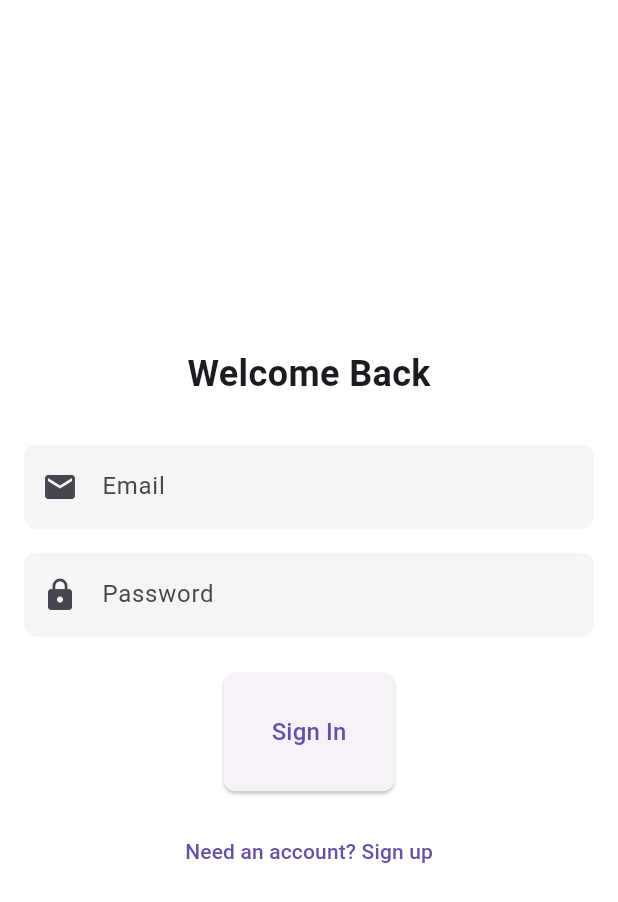
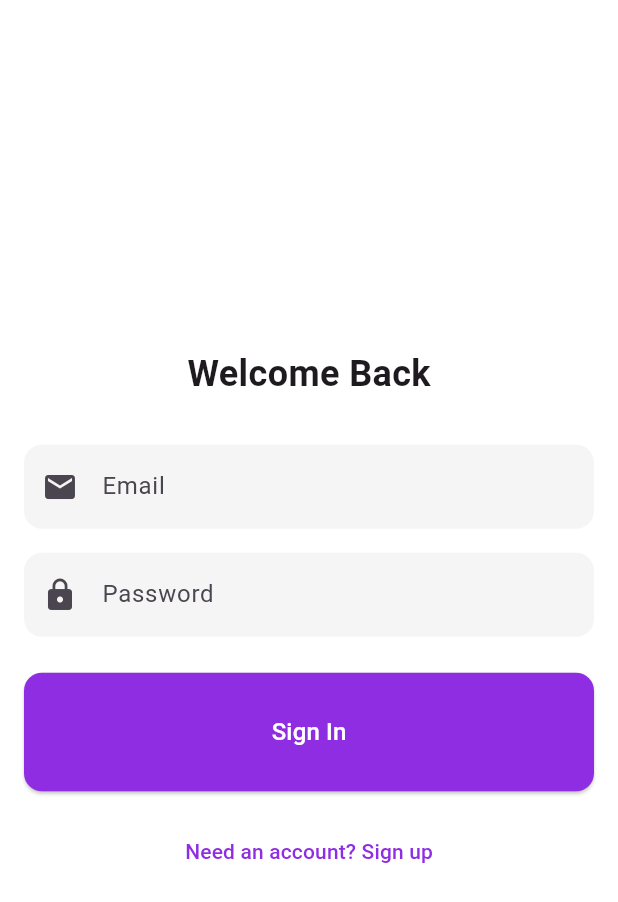
Before and after one commit to Pcdesai11/PawNetwork, a Flutter app: the screen it shows once a user with an empty profile is signed in, after a tap on the "logout" icon, on a phone screen of 412 x 824 dp. Shown: the top 902 px of the screen. Run offline on Flutter 3.47's test engine with Material 3 defaults, Android fonts, the phone set to English and light mode, and no system bars; our stand-ins replace firebase_auth, firebase_core, image_picker; accounts and stored records are empty; network calls fail.

Commit message:
made a few UI changes in main.dart and upgraded the dependencies in pubspec.yaml

```diff
--- a/lib/main.dart
+++ b/lib/main.dart
@@ -1,99 +1,82 @@
-// main.dart
 import 'package:flutter/foundation.dart';
 import 'package:flutter/material.dart';
 import 'package:firebase_core/firebase_core.dart';
 import 'package:firebase_auth/firebase_auth.dart';
-import 'package:pawnetwork/screens/community_feed_screen.dart';
-import 'package:pawnetwork/screens/pet_profile_screen.dart';
 import 'screens/signin_screen.dart';
 import 'screens/signup_screen.dart';
-import 'screens/home_screen.dart';
 import 'screens/main_screen.dart';
+import 'screens/pet_profile_screen.dart';
 
-Future main() async {
+Future<void> main() async {
   WidgetsFlutterBinding.ensureInitialized();
-  if(kIsWeb)
-  {
-    await Firebase.initializeApp(options: FirebaseOptions(apiKey: "AIzaSyBAqIGGEgTiwnAr34vLB8IJNpLZPN-uy54", appId: "1:463041342521:web:f27b62ea8909fcbe2b31e8", messagingSenderId: "463041342521", projectId: "pawnetwork-dd011"));
+
+  if (kIsWeb) {
+    await Firebase.initializeApp(
+      options: FirebaseOptions(
+        apiKey: "AIzaSyBAqIGGEgTiwnAr34vLB8IJNpLZPN-uy54",
+        appId: "1:463041342521:web:f27b62ea8909fcbe2b31e8",
+        messagingSenderId: "463041342521",
+        projectId: "pawnetwork-dd011",
+      ),
+    );
+  } else {
+    await Firebase.initializeApp();
   }
-  await Firebase.initializeApp();
-  runApp(App());
-}
 
-class App extends StatelessWidget {
-  final Future<FirebaseApp> _initialization = Firebase.initializeApp();
-
-  @override
-  Widget build(BuildContext context) {
-    return FutureBuilder(
-      future: _initialization,
-      builder: (context, snapshot) {
-        // Check for errors
-        if (snapshot.hasError) {
-          return MaterialApp(
-            home: Scaffold(
-              body: Center(
-                child: Text(
-                  'Error: ${snapshot.error}',
-                  style: TextStyle(color: Colors.red),
-                ),
-              ),
-            ),
-          );
-        }
-
-
-        if (snapshot.connectionState == ConnectionState.done) {
-          return MyApp();
-        }
-
-        return MaterialApp(
-          home: Scaffold(
-            body: Center(
-              child: CircularProgressIndicator(),
-            ),
-          ),
-        );
-      },
-    );
-  }
+  runApp(MyApp());
 }
 
 class MyApp extends StatelessWidget {
   @override
   Widget build(BuildContext context) {
     return MaterialApp(
-      title: 'Firebase Auth Demo',
+      title: 'PawNetwork',
       theme: ThemeData(
-        primarySwatch: Colors.blue,
+        primarySwatch: Colors.purple,
         scaffoldBackgroundColor: Colors.white,
         inputDecorationTheme: InputDecorationTheme(
           filled: true,
           fillColor: Colors.grey[100],
           border: OutlineInputBorder(
-            borderRadius: BorderRadius.circular(8),
+            borderRadius: BorderRadius.circular(12),
             borderSide: BorderSide.none,
           ),
           enabledBorder: OutlineInputBorder(
-            borderRadius: BorderRadius.circular(8),
+            borderRadius: BorderRadius.circular(12),
             borderSide: BorderSide.none,
           ),
           focusedBorder: OutlineInputBorder(
-            borderRadius: BorderRadius.circular(8),
-            borderSide: BorderSide(color: Colors.blue),
+            borderRadius: BorderRadius.circular(12),
+            borderSide: BorderSide(color: Color(0xFF8E2DE2)),
           ),
           errorBorder: OutlineInputBorder(
-            borderRadius: BorderRadius.circular(8),
+            borderRadius: BorderRadius.circular(12),
             borderSide: BorderSide(color: Colors.red),
           ),
         ),
+
         elevatedButtonTheme: ElevatedButtonThemeData(
           style: ElevatedButton.styleFrom(
+            backgroundColor: Color(0xFF8E2DE2),
+            foregroundColor: Colors.white,
             shape: RoundedRectangleBorder(
-              borderRadius: BorderRadius.circular(8),
+              borderRadius: BorderRadius.circular(12),
             ),
             padding: EdgeInsets.symmetric(vertical: 16),
+            minimumSize: Size(double.infinity, 50),
           ),
+        ),
+
+        textButtonTheme: TextButtonThemeData(
+          style: TextButton.styleFrom(
+            foregroundColor: Color(0xFF8E2DE2),
+          ),
+        ),
+
+        colorScheme: ColorScheme.fromSeed(
+          seedColor: Color(0xFF8E2DE2),
+          primary: Color(0xFF8E2DE2),
+          secondary: Color(0xFF4A00E0),
         ),
       ),
       debugShowCheckedModeBanner: false,
@@ -101,45 +84,63 @@ class MyApp extends StatelessWidget {
         stream: FirebaseAuth.instance.authStateChanges(),
         builder: (context, snapshot) {
           if (snapshot.connectionState == ConnectionState.waiting) {
-            return const Center(child: CircularProgressIndicator());
+            return Center(
+              child: CircularProgressIndicator(
+                valueColor: AlwaysStoppedAnimation<Color>(Color(0xFF8E2DE2)),
+              ),
+            );
           }
+
 
           if (snapshot.hasData) {
             return MainScreen();
           }
 
+
           return SignInScreen();
         },
       ),
       routes: {
+        '/signin': (context) => SignInScreen(),
+        '/signup': (context) => SignUpScreen(),
         '/main': (context) => MainScreen(),
-        '/signin': (context) => SignInScreen(),
-        '/signup': (context) => PetProfileScreen(),
+        '/pet-profile': (context) => PetProfileScreen(),
       },
     );
   }
 }
 
-class HomeScreen extends StatelessWidget {
+
+class LoadingScreen extends StatelessWidget {
   @override
   Widget build(BuildContext context) {
     return Scaffold(
-      appBar: AppBar(
-        title: Text('Home'),
-        actions: [
-          IconButton(
-            icon: Icon(Icons.logout),
-            onPressed: () async {
-              await FirebaseAuth.instance.signOut();
-              Navigator.pushReplacementNamed(context, '/');
-            },
+      body: Container(
+        decoration: BoxDecoration(
+          gradient: LinearGradient(
+            begin: Alignment.topCenter,
+            end: Alignment.bottomCenter,
+            colors: [
+              Color(0xFF8E2DE2),
+              Color(0xFF4A00E0),
+            ],
           ),
-        ],
-      ),
-      body: Center(
-        child: Text(
-          'Welcome to Home Screen!',
-          style: TextStyle(fontSize: 24),
+        ),
+        child: Center(
+          child: Column(
+            mainAxisAlignment: MainAxisAlignment.center,
+            children: [
+              Image.asset(
+                'assets/app_logo.png',
+                width: 120,
+                height: 120,
+              ),
+              SizedBox(height: 24),
+              CircularProgressIndicator(
+                valueColor: AlwaysStoppedAnimation<Color>(Colors.white),
+              ),
+            ],
+          ),
         ),
       ),
     );
```
Also changed, not shown: pubspec.yaml (+6 -1 lines), pubspec.lock.
